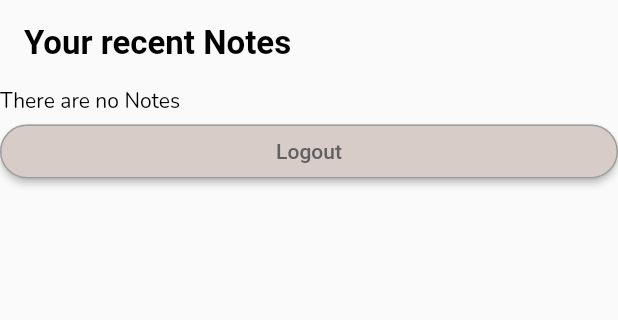
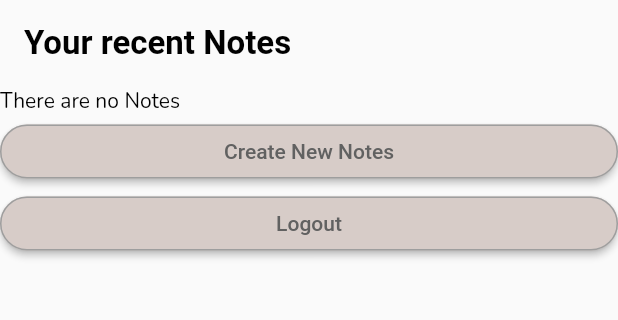
Before and after one commit to AnnaSoHock/SLP-Studio-Notes-Andriod-Dev-Note-App, a Flutter app: the HomeScreen screen opened directly, on a phone screen of 412 x 824 dp, the part 84-404 px from its top. Run offline on Flutter 3.47's test engine with Material 2 defaults, Android fonts, the phone set to English and light mode, and no system bars; our stand-ins replace cloud_firestore, firebase_auth, firebase_core, firebase_database, google_fonts; accounts and stored records are empty.

```diff
--- /dev/null
+++ b/lib/app_style.dart
@@ -0,0 +1,32 @@
+import 'package:flutter/material.dart';
+import 'package:google_fonts/google_fonts.dart';
+
+class AppStyle{
+  // static Color mainColor = Color(0xFF000633);
+  // static Color accentColor = Color(0xFF0065FF);
+  // static Color bgColor = Color(0xFFe2e2ff);
+
+  //Cards have different colors
+  static List<Color> cardsColor = [
+    Colors.white,
+    Colors.red.shade100,
+    Colors.pink.shade100,
+    Colors.orange.shade100,
+    Colors.yellow.shade100,
+    Colors.green.shade100,
+    Colors.blue.shade100,
+    Colors.blueGrey.shade100,
+
+  ];
+
+  //Settings for the text style
+  static TextStyle mainTitle = GoogleFonts.roboto(
+    fontSize: 18.0, fontWeight: FontWeight.bold
+  );
+  static TextStyle mainContent = GoogleFonts.nunito(
+    fontSize: 16.0, fontWeight: FontWeight.normal
+  );
+  static TextStyle dateTitle = GoogleFonts.roboto(
+    fontSize: 13.0, fontWeight: FontWeight.w500
+  );
+}
--- a/lib/home_screen.dart
+++ b/lib/home_screen.dart
@@ -50,7 +50,10 @@ class _HomeScreenState extends State<HomeScreen> {  //home screen actions
                 Padding(
                   padding: const EdgeInsets.all(16.0),
                   child: Text("Your recent Notes", style: GoogleFonts.roboto(color:Colors.black,fontWeight: FontWeight.bold, fontSize: 22,),),
-                )
+                ),
+
+
+
               ],
             ),
 
@@ -80,17 +83,25 @@ class _HomeScreenState extends State<HomeScreen> {  //home screen actions
                     }
                     if(snapshot.hasData)
                     {
-                      final data = snapshot.data as String;
+                      final notesData = snapshot.data as String;
                       print("Sucessfully obtained user data");
-                      return Text("$data", style: GoogleFonts.nunito(color: Colors.black ),);
+                      return Text("$notesData", style: GoogleFonts.nunito(color: Colors.black ),);
                     }
                     return Text("There are no Notes", style: GoogleFonts.nunito(color: Colors.black ),);
                 },
             ),
 
+            ElevatedButton(
+              child: Text("Create New Notes"),
+              onPressed: () {
 
 
-    //
+              },
+            ),
+
+
+
+
             // Card(
             //   child: ListTile(
             //     title: Text('Create new Note'),
--- a/lib/main.dart
+++ b/lib/main.dart
@@ -1,6 +1,7 @@
 import 'package:firebase_core/firebase_core.dart';
 import 'package:flutter/material.dart';
 import 'package:firebase_auth/firebase_auth.dart';
+import 'package:flutter_projects/app_style.dart';
 import 'sign_up_screen.dart';
 import 'home_screen.dart';
 
```
Also changed, not shown: lib/note_card.dart (+47 -16 lines).
